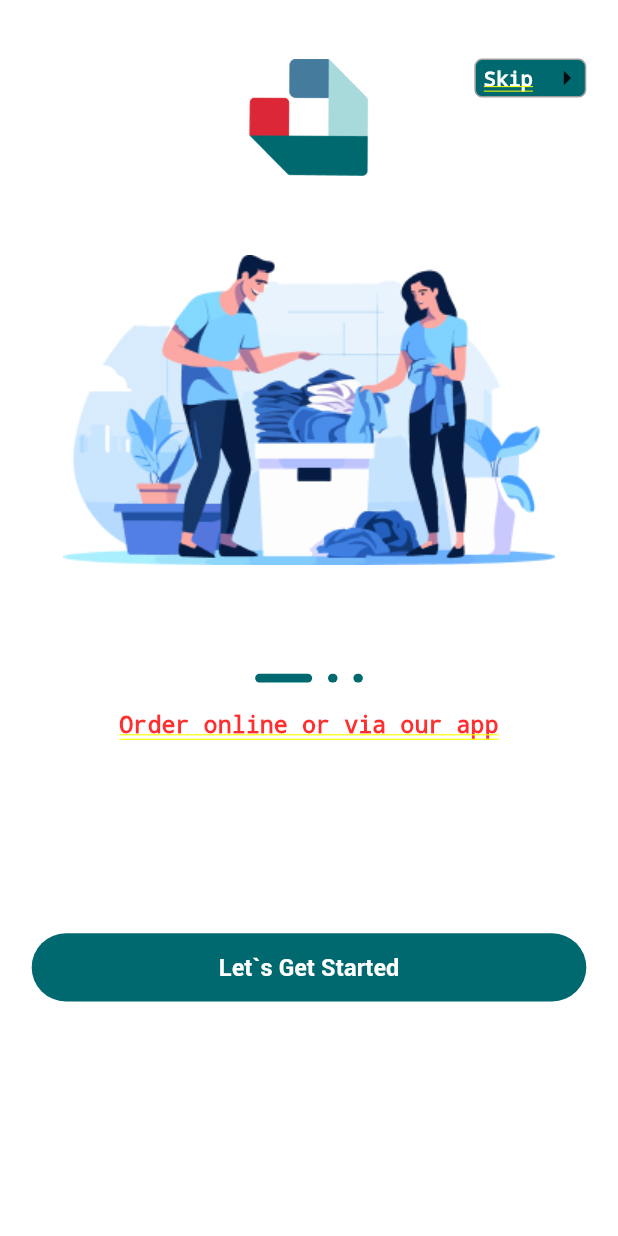
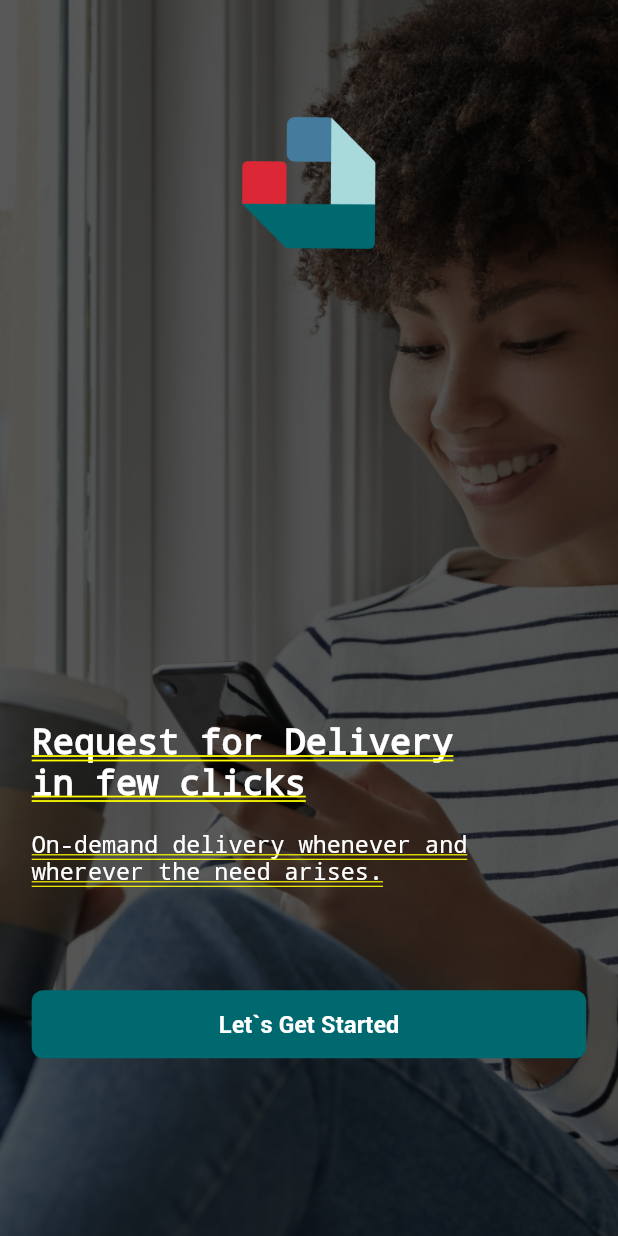
Before and after one commit to tarikbinaziz/parcel_track, a Flutter app: the screen it shows after launch, on a phone screen of 412 x 824 dp. Run offline on Flutter 3.47's test engine with Material 3 defaults, Android fonts, the phone set to English and light mode, and no system bars; our stand-ins replace animated_toggle_switch, cached_network_image, carousel_slider, dio, flutter_easyloading, flutter_form_builder and 15 more; missing offline and left inert: flutter_downloader, open_file_plus; accounts and stored records are empty; generated files the repository leaves out were written again; Roboto replaces fonts that are missing (Rotobo); project files that could hold a hidden picture were left out.

Commit message:
onboard done

```diff
--- a/lib/components/custom_button.dart
+++ b/lib/components/custom_button.dart
@@ -35,7 +35,7 @@ class CustomButton extends StatelessWidget {
             : AppColor.primaryColor.withOpacity(0.3),
         foregroundColor: AppColor.whiteColor,
         shape: RoundedRectangleBorder(
-          borderRadius: BorderRadius.circular(48.r),
+          borderRadius: BorderRadius.circular(8.r),
         ),
         padding: EdgeInsets.symmetric(vertical: 12.h),
       ),
--- a/lib/views/splash_screen/on_boarding.dart
+++ b/lib/views/splash_screen/on_boarding.dart
@@ -1,10 +1,8 @@
 import 'package:flutter/material.dart';
 import 'package:flutter_riverpod/flutter_riverpod.dart';
 import 'package:flutter_screenutil/flutter_screenutil.dart';
-import 'package:hive_flutter/hive_flutter.dart';
 import 'package:parcel_track/components/custom_button.dart';
 import 'package:parcel_track/config/app_color.dart';
-import 'package:parcel_track/config/app_constants.dart';
 import 'package:parcel_track/config/app_text.dart';
 import 'package:parcel_track/controllers/misc/misc_provider.dart';
 import 'package:parcel_track/generated/l10n.dart';
@@ -22,109 +20,57 @@ class OnBoardingScreen extends ConsumerWidget {
     final imgPageController =
         ref.watch(onBoardingSliderControllerProvider('image'));
     shouldAnimate = true;
-    return Padding(
+    return Container(
+      decoration: BoxDecoration(
+          image: DecorationImage(
+              colorFilter: ColorFilter.mode(
+                  Colors.black.withOpacity(0.65), BlendMode.darken),
+              fit: BoxFit.cover,
+              image: const AssetImage("assets/images/png/Rectangle 1467.png"))),
+      child: Padding(
         padding: EdgeInsets.only(top: 40.h, left: 20.w, right: 20.w),
-      child: Stack(
+        child: Column(
+          crossAxisAlignment: CrossAxisAlignment.start,
           children: [
-          ListView(
-            padding: EdgeInsets.zero,
-            children: [
-              Hero(
+            40.ph,
+            Center(
+              child: Hero(
                 tag: 'logo',
                 child: Image.asset(
                   Theme.of(context).scaffoldBackgroundColor ==
                           AppColor.grayBlackBG
                       ? "assets/images/png/logo_black.png"
                       : "assets/images/png/logo_black.png",
-                  height: 80.h,
+                  height: 90.h,
                 ),
               ),
-              AnimatedScale(
-                duration: const Duration(milliseconds: 500),
-                scale: shouldAnimate ? 1 : 0,
-                child: const OnBoadringImageSlider(),
+            ),
+            Expanded(child: 20.ph),
+            Text(
+              "Request for Delivery\nin few clicks",
+              style: AppTextStyle.title
+                  .copyWith(fontSize: 24.sp, color: Colors.white),
             ),
             20.ph,
+            Text(
+              "On-demand delivery whenever and\nwherever the need arises.",
+              style: AppTextStyle.normalBody.copyWith(color: Colors.white),
+            ),
+            70.ph,
             SizedBox(
-                width: 335.w,
-                height: 6.h,
-                child: CustomJourneyDot(activeIndex: index, count: 3),
-              ),
-              20.ph,
-              const OnBoadringTextSlider(),
-              20.ph,
-              CustomButton(
+              width: double.infinity,
+              child: CustomButton(
                   text: S.of(context).letsGetStarted,
                   onPressed: () {
-                  if (index < 2) {
-                    ref
-                        .watch(onBoardingSliderIndexProvider.notifier)
-                        .update((state) {
-                      imgPageController.animateToPage(
-                        state + 1,
-                        duration: const Duration(milliseconds: 200),
-                        curve: Curves.easeInOut,
-                      );
-                      return state + 1;
-                    });
-                  } else {
-                    final Box appSettingsBox =
-                        Hive.box(AppConstants.appSettingsBox);
-                    appSettingsBox.put(AppConstants.hasSeenSplashScreen, true);
                     context.nav.pushNamedAndRemoveUntil(
                       Routes.dashboardScreen,
                       (route) => false,
                     );
-                  }
-                },
-              )
+                  }),
+            ),
+            120.ph,
           ],
         ),
-          if (index < 2)
-            Positioned(
-              right: 0,
-              top: 0,
-              child: GestureDetector(
-                onTap: () {
-                  final Box appSettingsBox =
-                      Hive.box(AppConstants.appSettingsBox);
-                  appSettingsBox.put(AppConstants.hasSeenSplashScreen, true);
-                  context.nav.pushNamedAndRemoveUntil(
-                    Routes.dashboardScreen,
-                    (route) => false,
-                  );
-                },
-                child: Container(
-                  // height: 30.h,
-                  // width: 70.w,
-                  padding: EdgeInsets.only(left: 5.w),
-                  decoration: BoxDecoration(
-                    color: AppColor.primaryColor,
-                    borderRadius: BorderRadius.circular(5.w),
-                    border: Border.all(color: Colors.grey),
-                  ),
-                  child: Row(
-                    mainAxisSize: MainAxisSize.min,
-                    mainAxisAlignment: MainAxisAlignment.center,
-                    children: [
-                      Text(
-                        S.of(context).skip,
-                        style: AppTextStyle.normalBody.copyWith(
-                          color: Colors.white,
-                          fontSize: 14.sp,
-                          fontWeight: FontWeight.w700,
-                        ),
-                      ),
-                      SizedBox(width: 10.w),
-                      const Icon(
-                        Icons.arrow_right,
-                      ),
-                    ],
-                  ),
-                ),
-              ),
-            )
-        ],
       ),
     );
   }
--- a/lib/views/splash_screen/splash_screen.dart
+++ b/lib/views/splash_screen/splash_screen.dart
@@ -52,7 +52,7 @@ class _SplashScreenState extends ConsumerState<SplashScreen>
         position: _offsetAnimation,
         child: Image.asset(
           "assets/images/png/logo_black.png",
-          width: 120.w,
+          width: 100.w,
         ),
       ),
     );
```
Also changed, not shown: assets/images/png/Rectangle 1467.png (added). Lines whose indentation alone changed are shown as unchanged.
